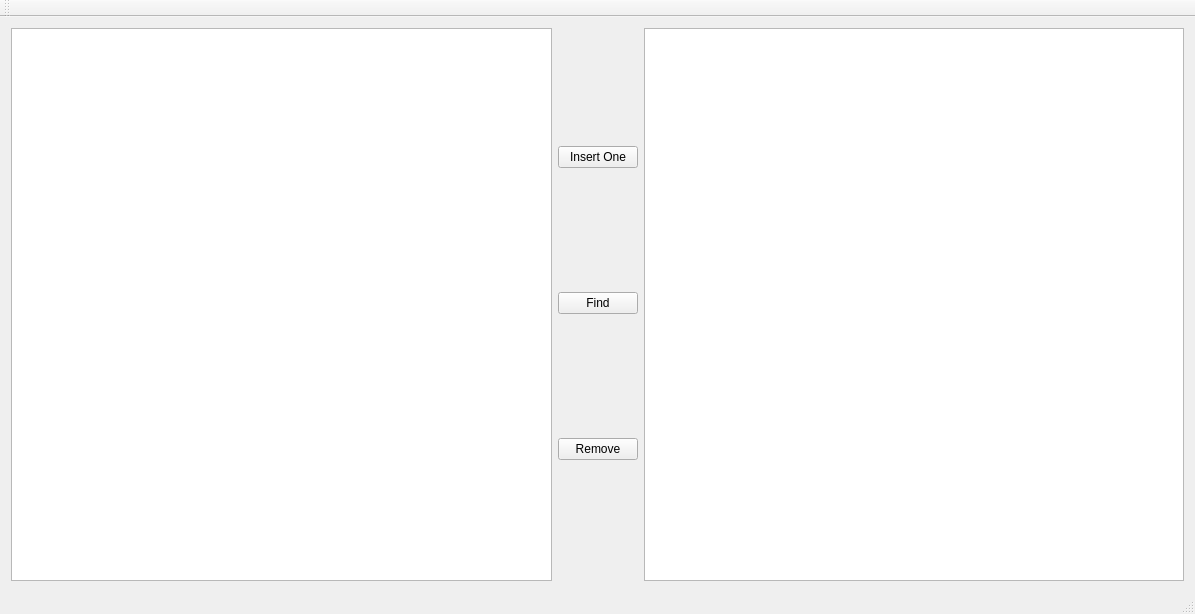
First picture: the form in Structure_Visualizator/mainwindow.ui, repository Pilipets/Data-Structure-Visualizer, before the edit.
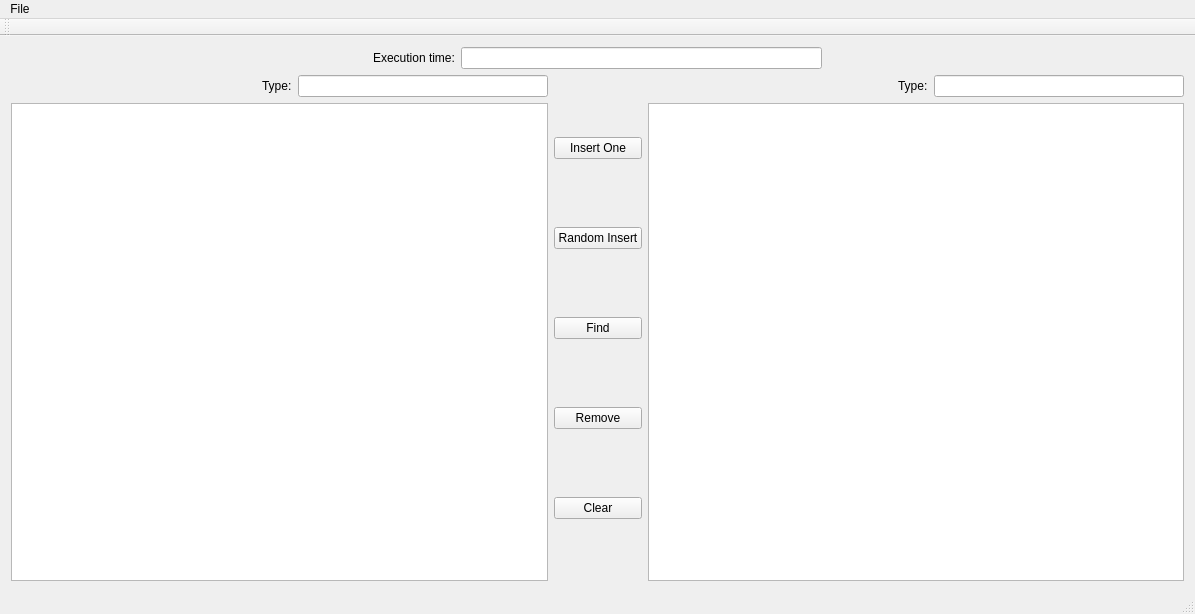
Second picture: the form after the edit.

Commit message: Continue working, StlMap, ExecutionTime were added

```diff
--- a/Structure_Visualizator/mainwindow.ui
+++ b/Structure_Visualizator/mainwindow.ui
@@ -14,13 +14,84 @@
    <string>MainWindow</string>
   </property>
   <widget class="QWidget" name="centralWidget">
-   <layout class="QGridLayout" name="gridLayout">
+   <layout class="QGridLayout" name="gridLayout_2">
     <item row="0" column="0">
-     <layout class="QHBoxLayout" name="horizontalLayout">
-      <item>
-       <widget class="QGraphicsView" name="graphicsView_0"/>
+     <layout class="QGridLayout" name="gridLayout">
+      <item row="0" column="0" colspan="3">
+       <layout class="QHBoxLayout" name="horizontalLayout_2">
+        <item>
+         <spacer name="horizontalSpacer">
+          <property name="orientation">
+           <enum>Qt::Horizontal</enum>
+          </property>
+          <property name="sizeHint" stdset="0">
+           <size>
+            <width>40</width>
+            <height>20</height>
+           </size>
+          </property>
+         </spacer>
+        </item>
+        <item>
+         <widget class="QLabel" name="label">
+          <property name="text">
+           <string>Execution time:</string>
+          </property>
+         </widget>
+        </item>
+        <item>
+         <widget class="QLineEdit" name="opTimeLineEdit"/>
+        </item>
+        <item>
+         <spacer name="horizontalSpacer_2">
+          <property name="orientation">
+           <enum>Qt::Horizontal</enum>
+          </property>
+          <property name="sizeHint" stdset="0">
+           <size>
+            <width>40</width>
+            <height>20</height>
+           </size>
+          </property>
+         </spacer>
+        </item>
+       </layout>
       </item>
-      <item>
+      <item row="1" column="0">
+       <layout class="QVBoxLayout" name="verticalLayout">
+        <item>
+         <layout class="QHBoxLayout" name="horizontalLayout">
+          <item>
+           <spacer name="horizontalSpacer_3">
+            <property name="orientation">
+             <enum>Qt::Horizontal</enum>
+            </property>
+            <property name="sizeHint" stdset="0">
+             <size>
+              <width>40</width>
+              <height>20</height>
+             </size>
+            </property>
+           </spacer>
+          </item>
+          <item>
+           <widget class="QLabel" name="label_2">
+            <property name="text">
+             <string>Type:</string>
+            </property>
+           </widget>
+          </item>
+          <item>
+           <widget class="QLineEdit" name="lineEdit_0"/>
+          </item>
+         </layout>
+        </item>
+        <item>
+         <widget class="QGraphicsView" name="graphicsView_0"/>
+        </item>
+       </layout>
+      </item>
+      <item row="1" column="1">
        <layout class="QVBoxLayout" name="verticalLayout_2">
         <item>
          <widget class="QPushButton" name="insertBtn">
@@ -29,6 +100,13 @@
           </property>
          </widget>
         </item>
+        <item>
+         <widget class="QPushButton" name="randomInsertBtn">
+          <property name="text">
+           <string>Random Insert</string>
+          </property>
+         </widget>
+        </item>
         <item>
          <widget class="QPushButton" name="findBtn">
           <property name="text">
@@ -43,10 +121,48 @@
           </property>
          </widget>
         </item>
+        <item>
+         <widget class="QPushButton" name="clearBtn">
+          <property name="text">
+           <string>Clear</string>
+          </property>
+         </widget>
+        </item>
        </layout>
       </item>
-      <item>
-       <widget class="QGraphicsView" name="graphicsView_1"/>
+      <item row="1" column="2">
+       <layout class="QVBoxLayout" name="verticalLayout_3">
+        <item>
+         <layout class="QHBoxLayout" name="horizontalLayout_3">
+          <item>
+           <spacer name="horizontalSpacer_4">
+            <property name="orientation">
+             <enum>Qt::Horizontal</enum>
+            </property>
+            <property name="sizeHint" stdset="0">
+             <size>
+              <width>40</width>
+              <height>20</height>
+             </size>
+            </property>
+           </spacer>
+          </item>
+          <item>
+           <widget class="QLabel" name="label_3">
+            <property name="text">
+             <string>Type:</string>
+            </property>
+           </widget>
+          </item>
+          <item>
+           <widget class="QLineEdit" name="lineEdit_1"/>
+          </item>
+         </layout>
+        </item>
+        <item>
+         <widget class="QGraphicsView" name="graphicsView_1"/>
+        </item>
+       </layout>
       </item>
      </layout>
     </item>
@@ -61,6 +177,21 @@
      <height>26</height>
     </rect>
    </property>
+   <widget class="QMenu" name="menuFile">
+    <property name="title">
+     <string>File</string>
+    </property>
+    <widget class="QMenu" name="menuNew">
+     <property name="title">
+      <string>New</string>
+     </property>
+     <addaction name="actionStlVector"/>
+     <addaction name="actionStlMap"/>
+     <addaction name="actionStlList"/>
+    </widget>
+    <addaction name="menuNew"/>
+   </widget>
+   <addaction name="menuFile"/>
   </widget>
   <widget class="QToolBar" name="mainToolBar">
    <attribute name="toolBarArea">
```
Left out of the diff: 20 changed lines with no effect on the pictures. The commit also changes 12 other files.
